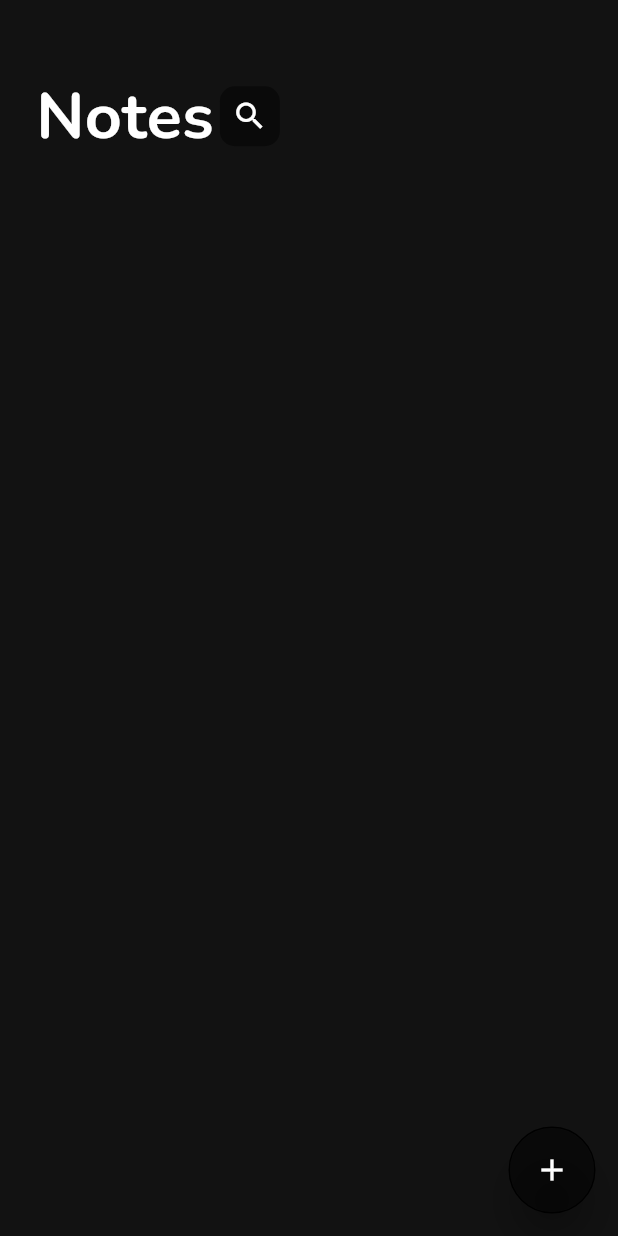
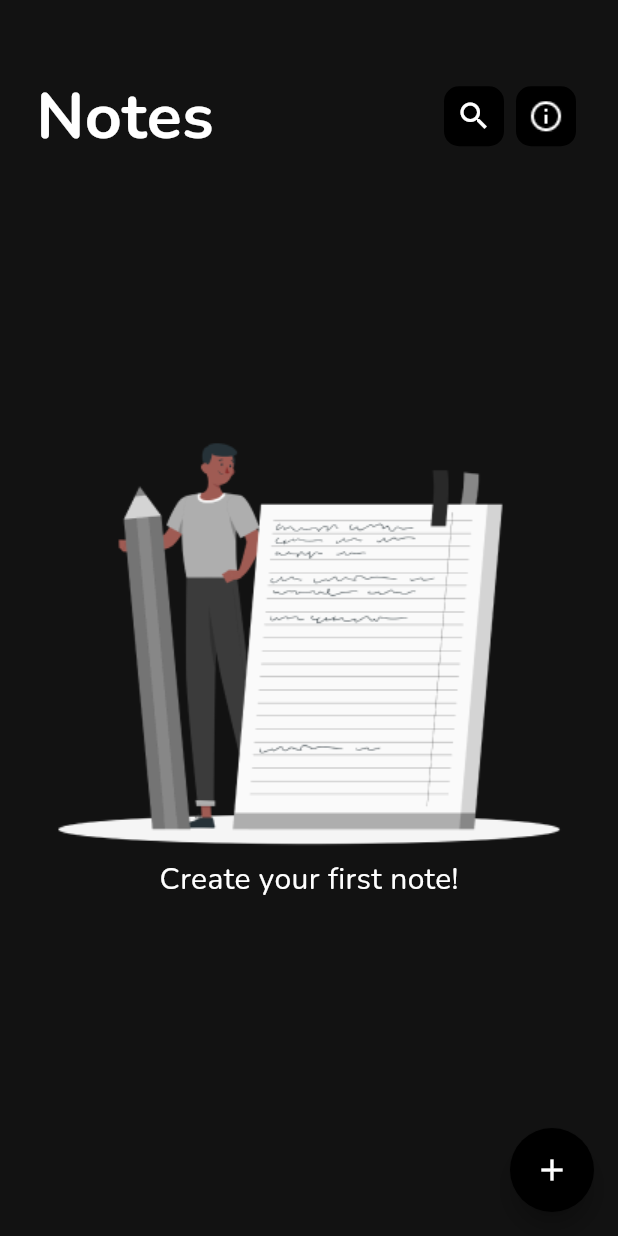
Before and after one commit to vickydroid333/PocketNotes, a Flutter app: the screen it shows after launch, on a phone screen of 412 x 824 dp. Run offline on Flutter 3.47's test engine with Material 3 defaults, Android fonts, the phone set to English and light mode, and no system bars; our stand-ins replace google_fonts.

Commit message:
Home page is ready..

```diff
--- a/lib/home.dart
+++ b/lib/home.dart
@@ -9,7 +9,6 @@ class Home extends StatefulWidget {
 }
 
 class _HomeState extends State<Home> {
-  createNote() {}
   @override
   Widget build(BuildContext context) {
     return MaterialApp(
@@ -17,9 +16,8 @@ class _HomeState extends State<Home> {
         debugShowCheckedModeBanner: false,
         home: Scaffold(
           floatingActionButton: FloatingActionButton(
-            backgroundColor: Colors.black45,
-            elevation: 10,
-            shape: const CircleBorder(side: BorderSide(strokeAlign: 1)),
+            backgroundColor: Colors.black,
+            shape: const CircleBorder(),
             onPressed: () {
               // Your code to handle button press
             },
@@ -29,11 +27,14 @@ class _HomeState extends State<Home> {
             ),
           ),
           body: Container(
-            padding: const EdgeInsets.only(left: 24, top: 47),
+            padding:
+                const EdgeInsets.only(left: 24, top: 47, right: 24, bottom: 47),
             child: Column(
-              mainAxisAlignment: MainAxisAlignment.start,
+              mainAxisAlignment: MainAxisAlignment.center,
               children: [
-                Row(
+                Align(
+                  alignment: Alignment.topCenter,
+                  child: Row(
                     children: [
                       Text(
                         'Notes',
@@ -45,16 +46,45 @@ class _HomeState extends State<Home> {
                           ),
                         ),
                       ),
+                      const Spacer(),
                       IconButton(
                         onPressed: () {},
-                      icon: const Icon(Icons.search),
+                        icon: const Icon(
+                          Icons.search,
+                          color: Colors.white,
+                        ),
                         style: IconButton.styleFrom(
                             shape: RoundedRectangleBorder(
                                 borderRadius: BorderRadius.circular(10)),
-                          backgroundColor: Colors.black45),
-                    )
+                            backgroundColor: Colors.black),
+                      ),
+                      IconButton(
+                        onPressed: () {},
+                        icon: Image.asset('assets/info_outline.png'),
+                        style: IconButton.styleFrom(
+                            shape: RoundedRectangleBorder(
+                                borderRadius: BorderRadius.circular(10)),
+                            backgroundColor: Colors.black),
+                      ),
                     ],
                   ),
+                ),
+                Expanded(
+                  child: Column(
+                    mainAxisAlignment: MainAxisAlignment.center,
+                    children: [
+                      Image.asset('assets/rafiki.png'),
+                      Text('Create your first note!',
+                          style: GoogleFonts.nunito(
+                            textStyle: const TextStyle(
+                              color: Colors.white,
+                              fontSize: 20,
+                              fontWeight: FontWeight.normal,
+                            ),
+                          )),
+                    ],
+                  ),
+                )
               ],
             ),
           ),
--- a/pubspec.yaml
+++ b/pubspec.yaml
@@ -60,9 +60,9 @@ flutter:
   uses-material-design: true
 
   # To add assets to your application, add an assets section, like this:
-  # assets:
-  #   - images/a_dot_burr.jpeg
-  #   - images/a_dot_ham.jpeg
+  assets:
+    - assets/info_outline.png
+    - assets/rafiki.png
 
   # An image asset can refer to one or more resolution-specific "variants", see
   # https://flutter.dev/assets-and-images/#resolution-aware
```
Also changed, not shown: assets/info_outline.png (added), assets/rafiki.png (added). Lines whose indentation alone changed are shown as unchanged.
